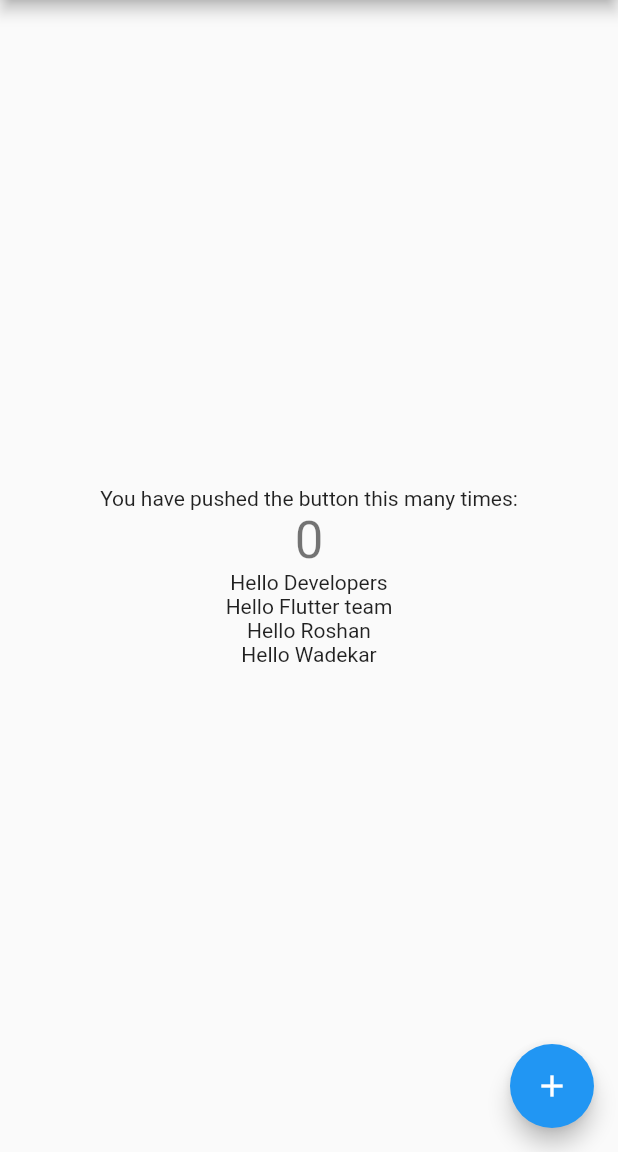
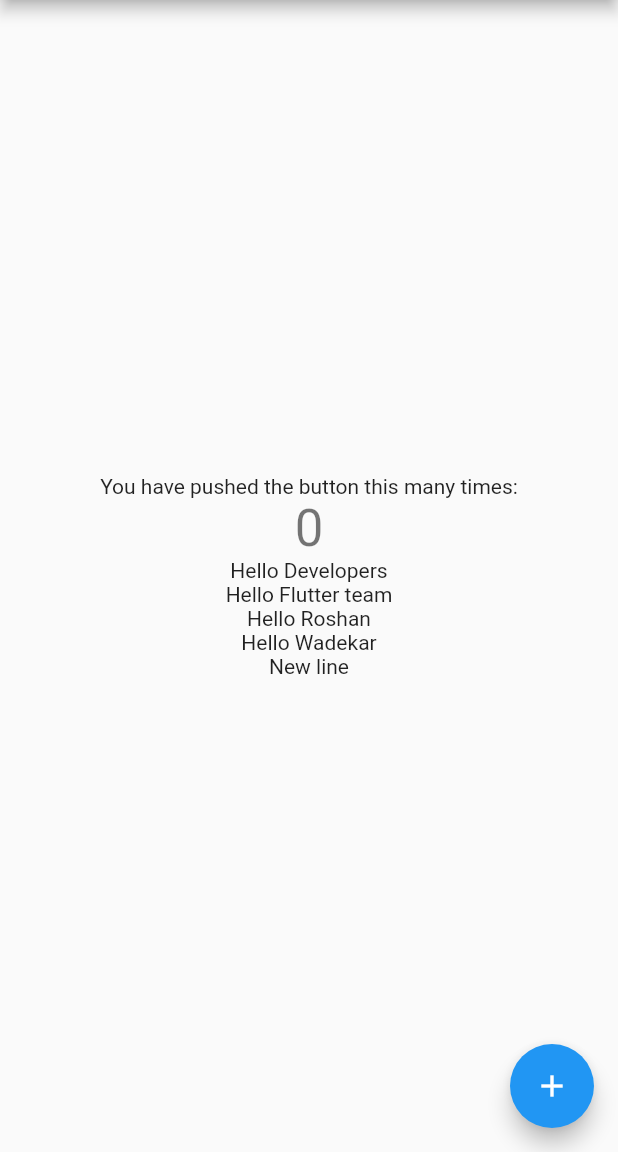
Before and after one commit to roshan1960701/git_operations, a Flutter app: the screen it shows after launch, on a phone screen of 412 x 824 dp, the part 84-1236 px from its top. Run offline on Flutter 3.47's test engine with Material 2 defaults, Android fonts, the phone set to English and light mode, and no system bars.

Commit message:
text added

```diff
--- a/lib/main.dart
+++ b/lib/main.dart
@@ -54,6 +54,7 @@ class _MyHomePageState extends State<MyHomePage> {
             Text('Hello Flutter team'),
             Text('Hello Roshan'),
             Text('Hello Wadekar'),
+            Text("New line"),
 
           ],
         ),
```
